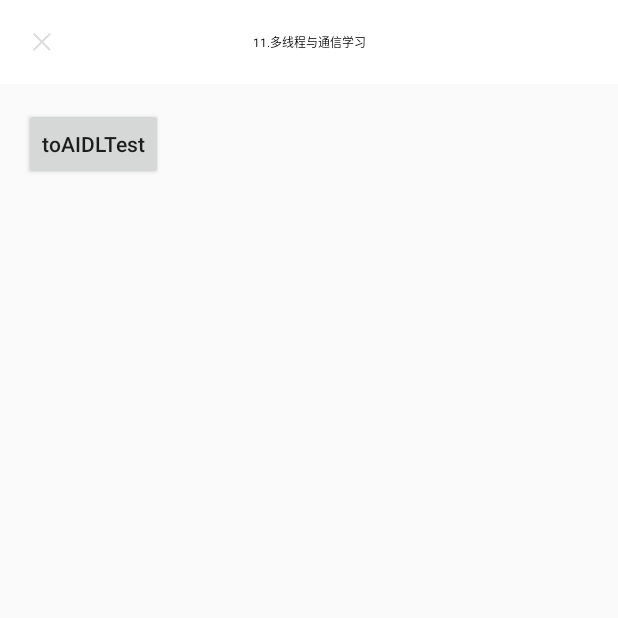
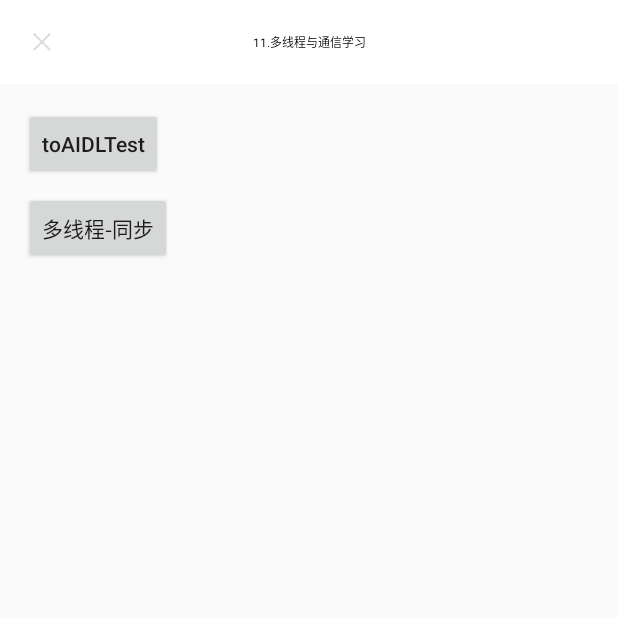
Before and after one commit to yztcit/Never-too-late-to-learn, an Android app: the ThreadsActivity screen opened directly, with no data from a screen before it, on a phone screen of 412 x 824 dp, the top half of it. Run offline under Robolectric (Android 15) with nearby library versions, the phone set to English and light mode, and no system bars; libraries missing offline, so code that uses them is left out: com.blankj.utilcode.

Commit message:
11.learn threads: 3 methods of thread implementation

```diff
--- a/app/src/main/java/com/chen/coolandroid/learnthreads/AIDLTestActivity.java
+++ b/app/src/main/java/com/chen/coolandroid/learnthreads/AIDLTestActivity.java
@@ -58,9 +58,8 @@ public class AIDLTestActivity extends BaseHeadActivity {
             try {
                 int clientPid = Process.myPid();
                 int remoteServicePid = remoteService.getPid();
-                String msg = "Client pid = %d\nRemoteService pid = %d";
-                String aCase = msg.toUpperCase(Locale.getDefault());
-                tvTest.setText(String.format(aCase, clientPid, remoteServicePid));
+                String msg = "Client pid = " + clientPid + "\nRemoteService pid = " + remoteServicePid;
+                tvTest.setText(msg);
             } catch (RemoteException e) {
                 e.printStackTrace();
             }
--- a/app/src/main/res/layout/activity_threads.xml
+++ b/app/src/main/res/layout/activity_threads.xml
@@ -16,4 +16,12 @@
         android:textAllCaps="false"
         android:layout_width="wrap_content"
         android:layout_height="wrap_content"/>
+
+    <Button
+        android:onClick="syncThreads"
+        android:text="@string/threads_sync"
+        android:layout_marginTop="@dimen/dp_10"
+        android:layout_below="@+id/btn_ipc_test"
+        android:layout_width="wrap_content"
+        android:layout_height="wrap_content"/>
 </RelativeLayout>
--- a/app/src/main/res/values/strings.xml
+++ b/app/src/main/res/values/strings.xml
@@ -55,4 +55,5 @@
 
     <!--j编号11：多线程通信-->
     <string name="ipc_aidl">AIDL Practice</string>
+    <string name="threads_sync">多线程-同步</string>
 </resources>
```
Also changed, not shown: app/src/main/java/com/chen/coolandroid/learnthreads/TestCallable.java (added, +14 -0 lines), app/src/main/java/com/chen/coolandroid/learnthreads/TestRunnable.java (added, +12 -0 lines), app/src/main/java/com/chen/coolandroid/learnthreads/TestThread.java (added, +12 -0 lines), app/src/main/java/com/chen/coolandroid/learnthreads/ThreadsActivity.java (+56 -0 lines).
